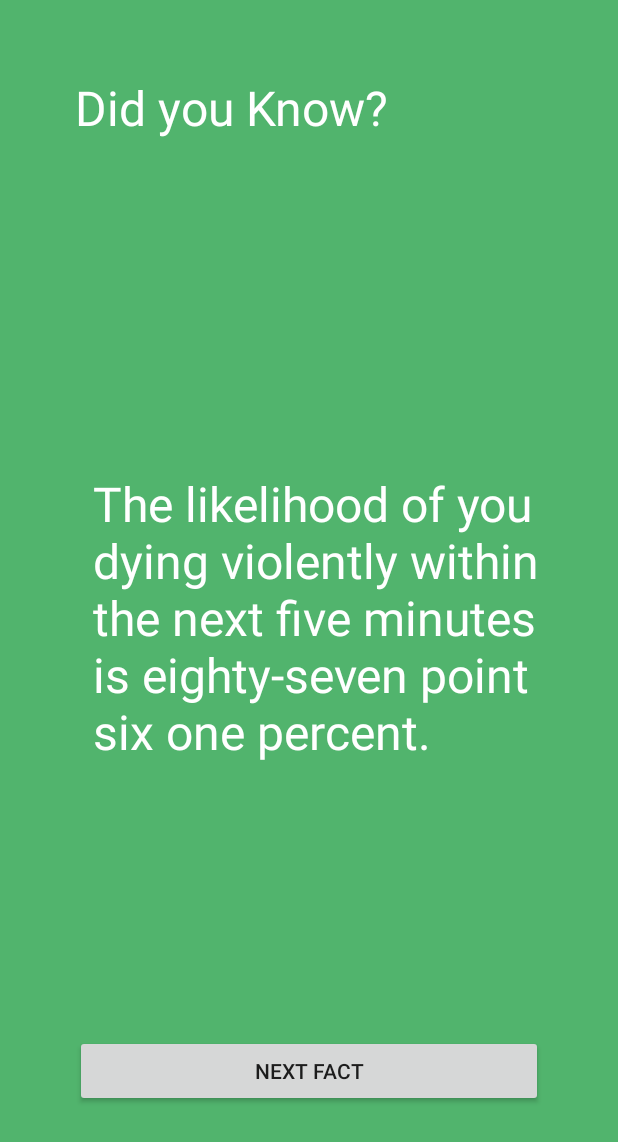
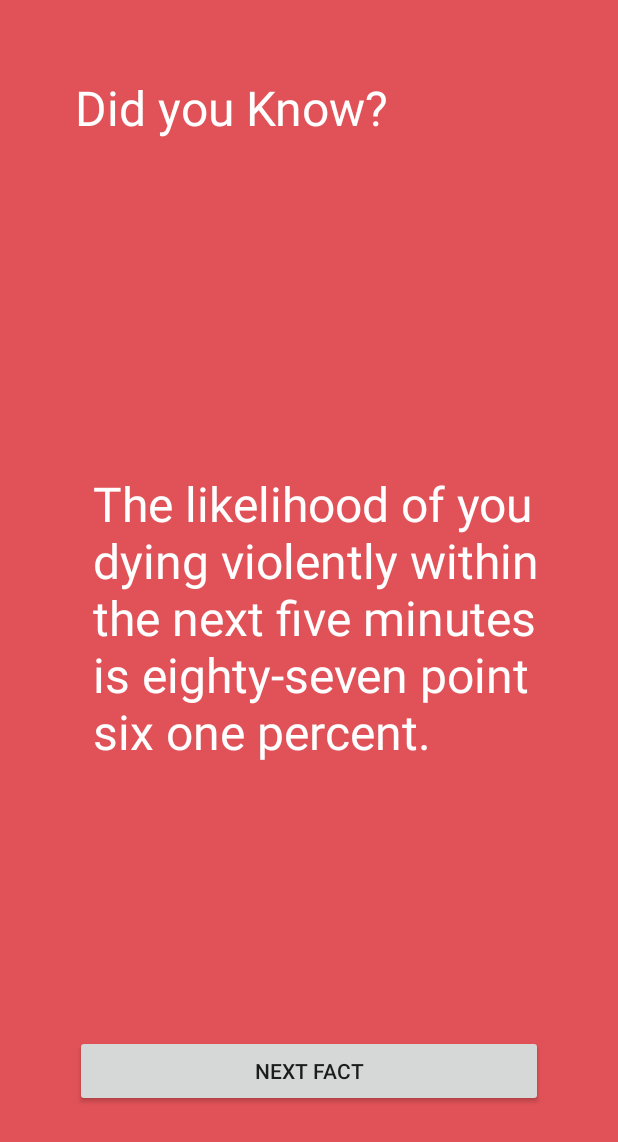
Before and after one commit to EMCain/FactSphere, an Android app: the screen it shows after launch (FactsActivity), after a tap on "NEXT FACT", on a phone screen of 412 x 824 dp. Shown: the top 1142 px of the screen. Run offline under Robolectric (Android 15) with nearby library versions, the phone set to English and light mode, and no system bars.

Commit message:
change initial activity and update color on button click

```diff
--- /dev/null
+++ b/app/src/main/java/io/github/emcain/factsphere/ColorWheel.java
@@ -0,0 +1,34 @@
+package io.github.emcain.factsphere;
+
+import android.graphics.Color;
+
+import java.util.Random;
+
+/**
+ * Created by emily on 1/4/18.
+ */
+
+public class ColorWheel {
+    public String[] colors = {
+            "#39add1", // light blue
+            "#3079ab", // dark blue
+            "#c25975", // mauve
+            "#e15258", // red
+            "#f9845b", // orange
+            "#838cc7", // lavender
+            "#7d669e", // purple
+            "#53bbb4", // aqua
+            "#51b46d", // green
+            "#e0ab18", // mustard
+            "#637a91", // dark gray
+            "#f092b0", // pink
+            "#b7c0c7"  // light gray
+    };
+
+    public int getColor() {
+        // Randomly select our fact
+        Random randomGenerator = new Random();
+        int randomNumber = randomGenerator.nextInt(colors.length);
+        return Color.parseColor(colors[randomNumber]);
+    }
+}
--- a/app/src/main/java/io/github/emcain/factsphere/FactsActivity.java
+++ b/app/src/main/java/io/github/emcain/factsphere/FactsActivity.java
@@ -1,9 +1,11 @@
 package io.github.emcain.factsphere;
 
+import android.graphics.Color;
 import android.support.v7.app.AppCompatActivity;
 import android.os.Bundle;
 import android.view.View;
 import android.widget.Button;
+import android.widget.RelativeLayout;
 import android.widget.TextView;
 
 import org.w3c.dom.Text;
@@ -12,9 +14,11 @@ import java.util.Random;
 
 public class FactsActivity extends AppCompatActivity {
     private FactBook factBook = new FactBook();
+    private ColorWheel wheel = new ColorWheel();
     // view declarations
     private TextView factTextView;
     private Button showFactButton;
+    private RelativeLayout background;
 
 
     @Override
@@ -25,6 +29,7 @@ public class FactsActivity extends AppCompatActivity {
         // assign the views from our Layout file to the corresponding variables
         factTextView = (TextView) findViewById(R.id.factTextView);
         showFactButton = (Button) findViewById(R.id.showFactButton);
+        background = (RelativeLayout) findViewById(R.id.background);
 
         View.OnClickListener listener = new View.OnClickListener() {
             @Override
@@ -33,6 +38,7 @@ public class FactsActivity extends AppCompatActivity {
 
                 // change the text to display it
                 factTextView.setText(fact);
+                background.setBackgroundColor(wheel.getColor());
             }
         };
 
--- a/app/src/main/res/layout/activity_facts.xml
+++ b/app/src/main/res/layout/activity_facts.xml
@@ -2,6 +2,7 @@
 <RelativeLayout xmlns:android="http://schemas.android.com/apk/res/android"
     xmlns:app="http://schemas.android.com/apk/res-auto"
     xmlns:tools="http://schemas.android.com/tools"
+    android:id="@+id/background"
     android:background="#51b46d"
     android:layout_width="match_parent"
     android:layout_height="match_parent"
@@ -29,7 +30,7 @@
         android:layout_centerVertical="true"
         android:layout_marginLeft="12dp"
         android:layout_marginStart="12dp"
-        android:text="The first person to prove that cow's milk is drinkable was very, very thirsty."
+        android:text="The Fact Sphere is not defective. Its facts are wholly accurate and very interesting."
         android:textColor="@android:color/background_light"
         android:textSize="32sp" />
 
```
